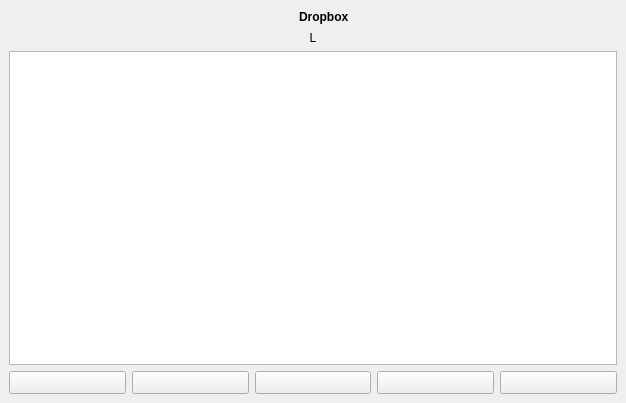
Old version of the form mainwindow.ui in the repository lawand/droper.
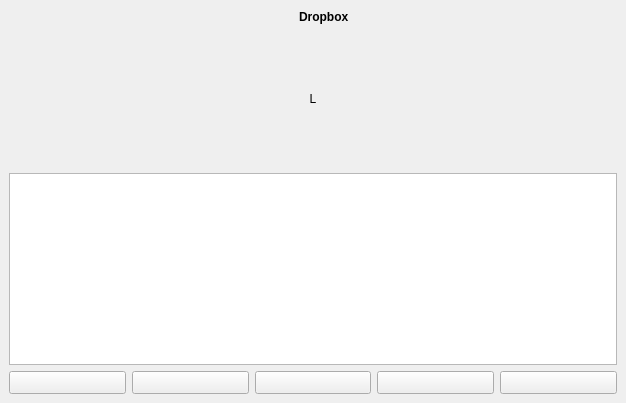
New version of the form. Icons and pictures are not drawn.

Diff of the .ui file:
```diff
--- a/mainwindow.ui
+++ b/mainwindow.ui
@@ -85,7 +85,20 @@
      </layout>
     </item>
     <item row="1" column="0">
+     <spacer name="verticalSpacer_2">
+      <property name="orientation">
+       <enum>Qt::Vertical</enum>
+      </property>
+     </spacer>
+    </item>
+    <item row="2" column="0">
      <widget class="QLabel" name="loadingLabel">
+      <property name="sizePolicy">
+       <sizepolicy hsizetype="Expanding" vsizetype="Expanding">
+        <horstretch>0</horstretch>
+        <verstretch>0</verstretch>
+       </sizepolicy>
+      </property>
       <property name="text">
        <string>L</string>
       </property>
@@ -94,7 +107,14 @@
       </property>
      </widget>
     </item>
-    <item row="2" column="0">
+    <item row="3" column="0">
+     <spacer name="verticalSpacer">
+      <property name="orientation">
+       <enum>Qt::Vertical</enum>
+      </property>
+     </spacer>
+    </item>
+    <item row="4" column="0">
      <widget class="QListWidget" name="filesAndFoldersListWidget">
       <property name="contextMenuPolicy">
        <enum>Qt::CustomContextMenu</enum>
@@ -110,7 +130,7 @@
       </property>
      </widget>
     </item>
-    <item row="3" column="0">
+    <item row="5" column="0">
      <layout class="QHBoxLayout" name="toolsHorizontalLayout">
       <item>
        <widget class="QToolButton" name="upToolButton">
```
